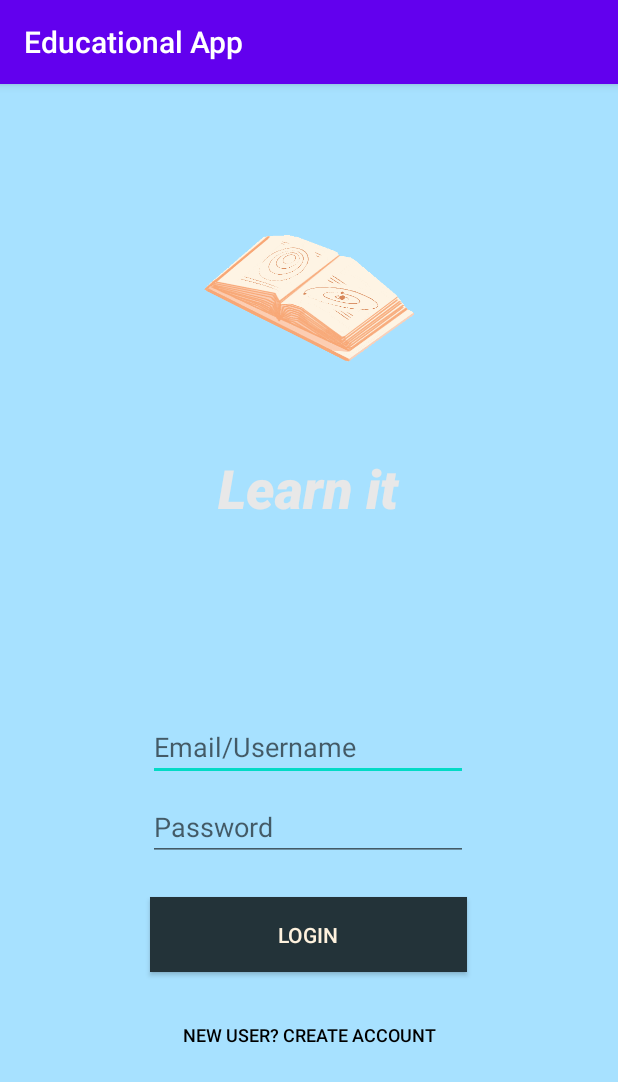
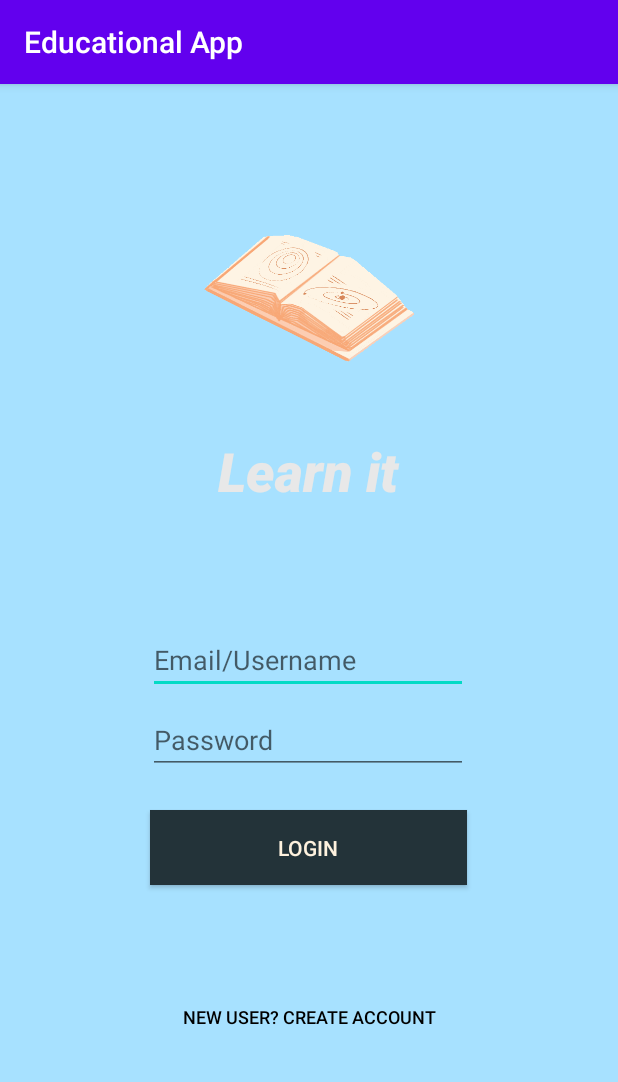
Before and after one commit to sale7268/LearnIt, an Android app: the screen it shows after launch (MainActivity), on a phone screen of 412 x 824 dp. Shown: the top 1082 px of the screen. Run offline under Robolectric (Android 15) with nearby library versions, the phone set to English and light mode, and no system bars; libraries missing offline, so code that uses them is left out: com.parse; 2 statements that could not run were skipped.

```diff
--- a/app/src/main/java/edu/csumb/educationalapp/Post.java
+++ b/app/src/main/java/edu/csumb/educationalapp/Post.java
@@ -40,7 +40,8 @@ public class Post{
 
     @Override
     public String toString() {
-        return "Title: " + title + "\n" + "Content:  "+ content + "\n";
+        return "Title: " + title + "\n" + "Content:  " + content + "\n" +
+                "Created By: " + createdBy + "\n";
     }
 
 }
--- a/app/src/main/res/layout/activity_main.xml
+++ b/app/src/main/res/layout/activity_main.xml
@@ -29,8 +29,7 @@
         app:layout_constraintEnd_toEndOf="parent"
         app:layout_constraintHorizontal_bias="0.497"
         app:layout_constraintStart_toStartOf="parent"
-        app:layout_constraintTop_toTopOf="parent"
-        app:layout_constraintVertical_bias="0.58" />
+        app:layout_constraintTop_toTopOf="parent" />
 
     <TextView
         android:id="@+id/APP_NAME_LEARN_IT"
@@ -56,14 +55,15 @@
         android:layout_width="wrap_content"
         android:layout_height="wrap_content"
         android:layout_marginBottom="92dp"
+        android:onClick="CreateAccount"
         android:text="@string/CreateAccount"
         android:textColor="#000000"
         android:textSize="12sp"
-        android:onClick="CreateAccount"
         app:layout_constraintBottom_toBottomOf="parent"
         app:layout_constraintEnd_toEndOf="parent"
         app:layout_constraintStart_toStartOf="parent"
-        app:layout_constraintTop_toBottomOf="@+id/btnLogin" />
+        app:layout_constraintTop_toBottomOf="@+id/btnLogin"
+        app:layout_constraintVertical_bias="0.684" />
 
     <EditText
         android:id="@+id/etPassword"
--- a/app/src/main/res/layout/activity_read_posts.xml
+++ b/app/src/main/res/layout/activity_read_posts.xml
@@ -6,9 +6,9 @@
     android:layout_height="match_parent"
     tools:context=".ReadPostsActivity">
 
-
     <ListView
         android:id="@+id/listview"
         android:layout_width="match_parent"
         android:layout_height="match_parent" />
+
 </RelativeLayout>
```
Also changed, not shown: app/src/main/java/edu/csumb/educationalapp/ReadPostsActivity.java (+39 -15 lines).
